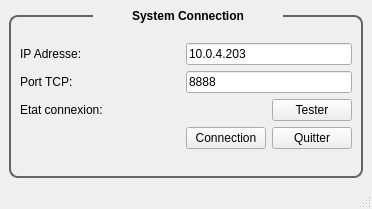
Old version of the form mainwindow.ui in the repository 2brams/Qt5ClientSocket.
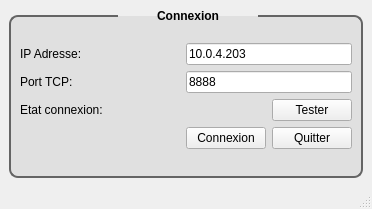
New version of the form. Custom widgets are drawn as their Qt base class.

Commit message: add widget on view and fixe size

The edit to the form file:
```diff
--- a/mainwindow.ui
+++ b/mainwindow.ui
@@ -14,6 +14,9 @@
    <string>MainWindow</string>
   </property>
   <widget class="QWidget" name="centralwidget">
+   <property name="styleSheet">
+    <string notr="true"/>
+   </property>
    <layout class="QVBoxLayout" name="verticalLayout">
     <item>
      <widget class="QGroupBox" name="groupBox">
@@ -23,6 +26,7 @@
    border: 2px solid rgb(100, 100, 100);
     border-radius: 9px;
    margin-top: 6px;
+background-color: #E0E0E0
 }
 
 QGroupBox::title {
@@ -35,7 +39,7 @@
 }</string>
       </property>
       <property name="title">
-       <string>System Connection</string>
+       <string>Connexion</string>
       </property>
       <layout class="QVBoxLayout" name="verticalLayout_2">
        <item>
@@ -95,7 +99,7 @@
          <item row="3" column="2">
           <widget class="QPushButton" name="pushButton_connec">
            <property name="text">
-            <string>Connection</string>
+            <string>Connexion</string>
            </property>
           </widget>
          </item>
```
The commit also changes 7 other files.
